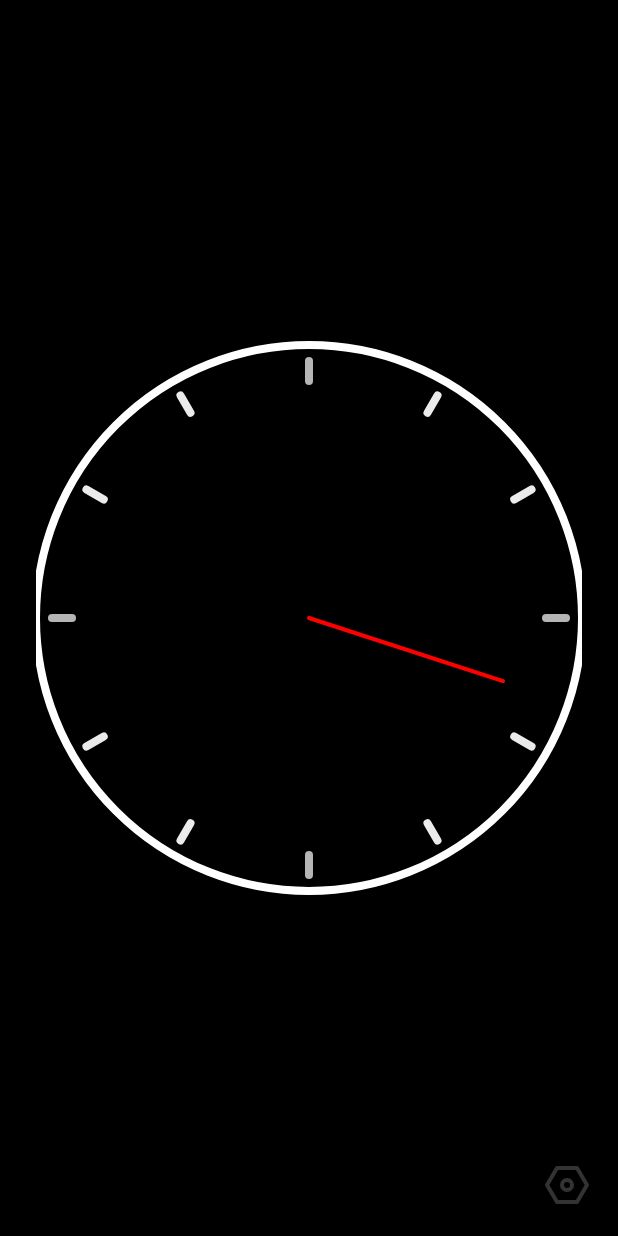
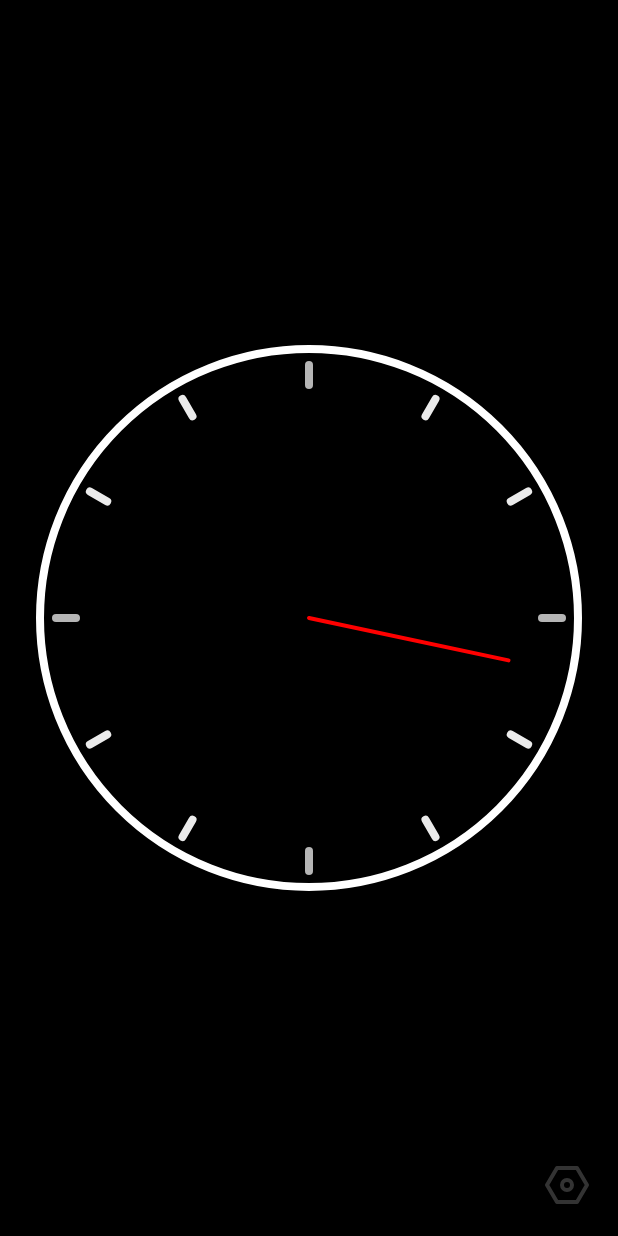
Before and after one commit to HRPF/FSClock, an Android app: the layout fragment_analog_clock.xml on its own in the app's theme, with its tools: preview values and no code run, on a phone screen of 412 x 824 dp. Run offline under Robolectric (Android 15) with nearby library versions, the phone set to English and light mode, and no system bars.

Commit message:
表盘改为空心，优化边界显示;添加test fragment

```diff
--- a/app/src/main/java/com/hrpf/fsclock/AnalogClockView.java
+++ b/app/src/main/java/com/hrpf/fsclock/AnalogClockView.java
@@ -21,6 +21,7 @@ import java.util.concurrent.RecursiveTask;
 
 public class AnalogClockView extends View {
     private final int DEFAULT_SIZE = 400;//使用wrap_content时默认的尺寸
+    private int CIRCLE_WIDTH = 8;//表盘空心状态下外圈宽度
     private int MARK_WIDTH = 8;//刻度线宽度
     private int MARK_LENGTH = 20;//刻度线长度
     private int MARK_GAP = 16;//刻度线与圆的间隙
@@ -36,6 +37,7 @@ public class AnalogClockView extends View {
     private Paint hourPaint;//时针画笔
     private Paint minutePaint;//分针画笔
     private Paint secondPaint;//秒针画笔
+    private Paint numberPaint;//数字画笔
     private int hourLineLength;//时针长度
     private int minuteLineLength;//分针长度
     private int secondLineLength;//秒针长度
@@ -47,6 +49,7 @@ public class AnalogClockView extends View {
     private Canvas hourCanvas;
     private Canvas minuteCanvas;
     private Canvas secondCanvas;
+    private Canvas numberCanvas;
 
     private int mCircleColor = Color.WHITE;//圆的颜色
     private int mHourColor = Color.BLACK;//时针的颜色
@@ -95,23 +98,28 @@ public class AnalogClockView extends View {
         reMeasure(widthMeasureSpec, heightMeasureSpec);
         int width = getMeasuredWidth();
         int height = getMeasuredHeight();
+        // 中心位置
         centerX = width / 2 ;
         centerY = height / 2;
+        // 中心距最近边的距离
         radius = Math.min(width, height) / 2;
-
+        // 指针对于上述距离的相对长度
         hourLineLength = radius / 2;
         minuteLineLength = radius * 3 / 4;
         secondLineLength = radius * 3 / 4;
 
-        //时针
+        // 数字
+        numberCanvas = new Canvas();
+
+        // 时针
         hourBitmap = Bitmap.createBitmap(width, height, Bitmap.Config.ARGB_8888);
         hourCanvas = new Canvas(hourBitmap);
 
-        //分针
+        // 分针
         minuteBitmap = Bitmap.createBitmap(width, height, Bitmap.Config.ARGB_8888);
         minuteCanvas = new Canvas(minuteBitmap);
 
-        //秒针
+        // 秒针
         secondBitmap = Bitmap.createBitmap(width, height, Bitmap.Config.ARGB_8888);
         secondCanvas = new Canvas(secondBitmap);
 
@@ -121,10 +129,10 @@ public class AnalogClockView extends View {
     protected void onDraw(Canvas canvas) {
         super.onDraw(canvas);
         //绘制圆
-        canvas.drawCircle(centerX, centerY, radius, circlePaint);  // FIXME:半径减去一半的线宽以避免表盘超出边界
+        canvas.drawCircle(centerX, centerY, radius - CIRCLE_WIDTH/2, circlePaint);  // FIXME:半径减去一半的线宽以避免表盘超出边界
+
         //绘制刻度线
         //TODO 分别绘制分钟刻度和时刻刻度
-        //TODO 当使用空心表盘时，空心圆会与刻度重合:修改整个view的边界大小或调整刻度半径
         for (int i = 0; i < 12; i++) {
             if (i % 3 == 0) {//一刻钟
                 markPaint.setColor(mQuarterMarkColor);
@@ -133,9 +141,9 @@ public class AnalogClockView extends View {
             }
             canvas.drawLine(
                     centerX,
-                    centerY - radius + MARK_GAP,
+                    centerY - radius + MARK_GAP + MARK_WIDTH/2,
                     centerX,
-                    centerY - radius + MARK_GAP + MARK_LENGTH,
+                    centerY - radius + MARK_GAP + MARK_WIDTH/2 + MARK_LENGTH,
                     markPaint);
             canvas.rotate(30, centerX, centerY);
         }
@@ -193,16 +201,23 @@ public class AnalogClockView extends View {
             String currentTime = intAdd0(h) + ":" + intAdd0(minute) + ":" + intAdd0(second);
             onCurrentTimeListener.currentTime(currentTime);
         }
+        // 绘制数字
+        String num = "8";
+        float textWidth = numberPaint.measureText(num);
+        float textHeight = numberPaint.descent() - numberPaint.ascent();
+        float x = centerX;
+        float y = centerY;
+        numberCanvas.drawText(num, x, y, numberPaint);
     }
 
     /**
-     * 初始化
+     * 初始化表盘、指针、刻度的画笔，设置颜色、抗锯齿等属性
      */
     private void init() {
         circlePaint = new Paint();
         circlePaint.setAntiAlias(true);
         circlePaint.setStyle(Paint.Style.STROKE); // 设置圆内空心，而不是填充FILL
-        circlePaint.setStrokeWidth(MARK_WIDTH); // FIXME:设置粗细会超出边框
+        circlePaint.setStrokeWidth(CIRCLE_WIDTH);
         circlePaint.setColor(mCircleColor);
 
         markPaint = new Paint();
@@ -210,6 +225,12 @@ public class AnalogClockView extends View {
         markPaint.setStyle(Paint.Style.FILL);
         markPaint.setStrokeCap(Paint.Cap.ROUND);
         markPaint.setStrokeWidth(MARK_WIDTH);
+
+        numberPaint = new Paint();
+        numberPaint.setAntiAlias(true);
+        numberPaint.setColor(Color.GREEN);
+        numberPaint.setStyle(Paint.Style.FILL);
+        numberPaint.setTextSize(200);
 
         hourPaint = new Paint();
         hourPaint.setAntiAlias(true);
--- a/app/src/main/java/com/hrpf/fsclock/ViewPager.java
+++ b/app/src/main/java/com/hrpf/fsclock/ViewPager.java
@@ -64,10 +64,12 @@ public class ViewPager extends FragmentActivity{
         AppSettingsFragment fgm0 = AppSettingsFragment.newInstance();
         DigitalClockFragment fgm1 = DigitalClockFragment.newInstance("fgm1", "");
         AnalogClockFragment fgm2 = AnalogClockFragment.newInstance("fgm2", "");
+        BlankFragment test_fgm = BlankFragment.newInstance("Test Fragment", "");
 
         fragmentList.add(fgm0);
         fragmentList.add(fgm1);
         fragmentList.add(fgm2);
+        fragmentList.add(test_fgm);
 
         boolean enable_remote_sensor = appPreferences.getBoolean("enable_remote_sensor", false);
         if(enable_remote_sensor) {
--- a/app/src/main/res/layout/fragment_blank.xml
+++ b/app/src/main/res/layout/fragment_blank.xml
@@ -10,4 +10,9 @@
         android:layout_width="match_parent"
         android:layout_height="match_parent" />
 
+    <com.hrpf.fsclock.TestView
+        android:layout_width="wrap_content"
+        android:layout_height="wrap_content" >
+    </com.hrpf.fsclock.TestView>
+
 </FrameLayout>
--- a/app/src/main/res/values/colors.xml
+++ b/app/src/main/res/values/colors.xml
@@ -11,4 +11,8 @@
     <color name="android_blue">#1970E1</color>
     <color name="android_blue_deep">#124F9E</color>
     <color name="android_blue_light">#6FA0E1</color>
+    <color name="light_blue_400">#FF29B6F6</color>
+    <color name="light_blue_600">#FF039BE5</color>
+    <color name="gray_400">#FFBDBDBD</color>
+    <color name="gray_600">#FF757575</color>
 </resources>
```
Also changed, not shown: app/src/main/java/com/hrpf/fsclock/TestView.java (added, +45 -0 lines), 1 other file.
